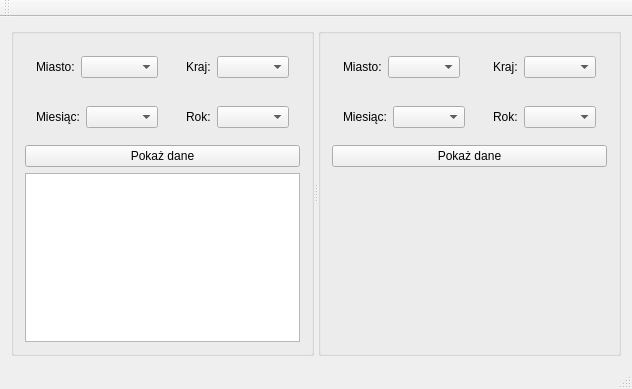
The window that weatherProj_vol1/mainwindow.ui (quaelibet/weatherProj_vol1) describes before a commit, drawn with Qt 5.
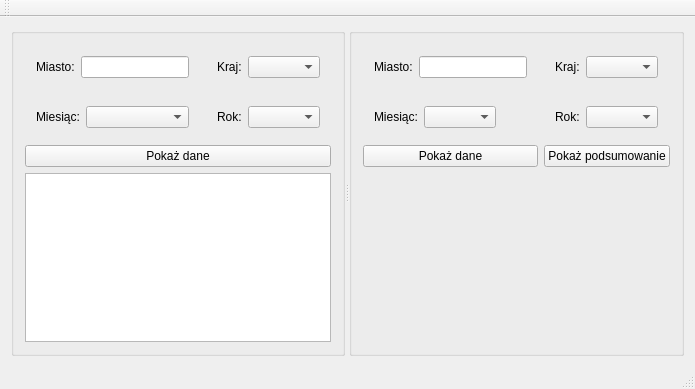
The same window after the commit. Custom widgets are drawn as their Qt base class.

The edit to the form file:
```diff
--- a/weatherProj_vol1/mainwindow.ui
+++ b/weatherProj_vol1/mainwindow.ui
@@ -36,7 +36,14 @@
             </widget>
            </item>
            <item row="0" column="1">
-            <widget class="QComboBox" name="cityCombo1"/>
+            <widget class="QLineEdit" name="cityLine1">
+             <property name="sizePolicy">
+              <sizepolicy hsizetype="Fixed" vsizetype="Fixed">
+               <horstretch>0</horstretch>
+               <verstretch>0</verstretch>
+              </sizepolicy>
+             </property>
+            </widget>
            </item>
           </layout>
          </widget>
@@ -142,13 +149,6 @@
         <item row="4" column="0" colspan="2">
          <widget class="QCustomPlot" name="pressure_plot" native="true"/>
         </item>
-        <item row="2" column="0" colspan="2">
-         <widget class="QPushButton" name="showData2">
-          <property name="text">
-           <string>Pokaż dane</string>
-          </property>
-         </widget>
-        </item>
         <item row="0" column="1">
          <widget class="QWidget" name="widget_11" native="true">
           <property name="sizePolicy">
@@ -194,7 +194,14 @@
             </widget>
            </item>
            <item row="0" column="1">
-            <widget class="QComboBox" name="cityCombo2"/>
+            <widget class="QLineEdit" name="cityLine2">
+             <property name="sizePolicy">
+              <sizepolicy hsizetype="Fixed" vsizetype="Fixed">
+               <horstretch>0</horstretch>
+               <verstretch>0</verstretch>
+              </sizepolicy>
+             </property>
+            </widget>
            </item>
           </layout>
          </widget>
@@ -218,6 +225,20 @@
           </layout>
          </widget>
         </item>
+        <item row="2" column="0">
+         <widget class="QPushButton" name="showData2">
+          <property name="text">
+           <string>Pokaż dane</string>
+          </property>
+         </widget>
+        </item>
+        <item row="2" column="1">
+         <widget class="QPushButton" name="pushButton">
+          <property name="text">
+           <string>Pokaż podsumowanie</string>
+          </property>
+         </widget>
+        </item>
        </layout>
       </widget>
      </widget>
```
